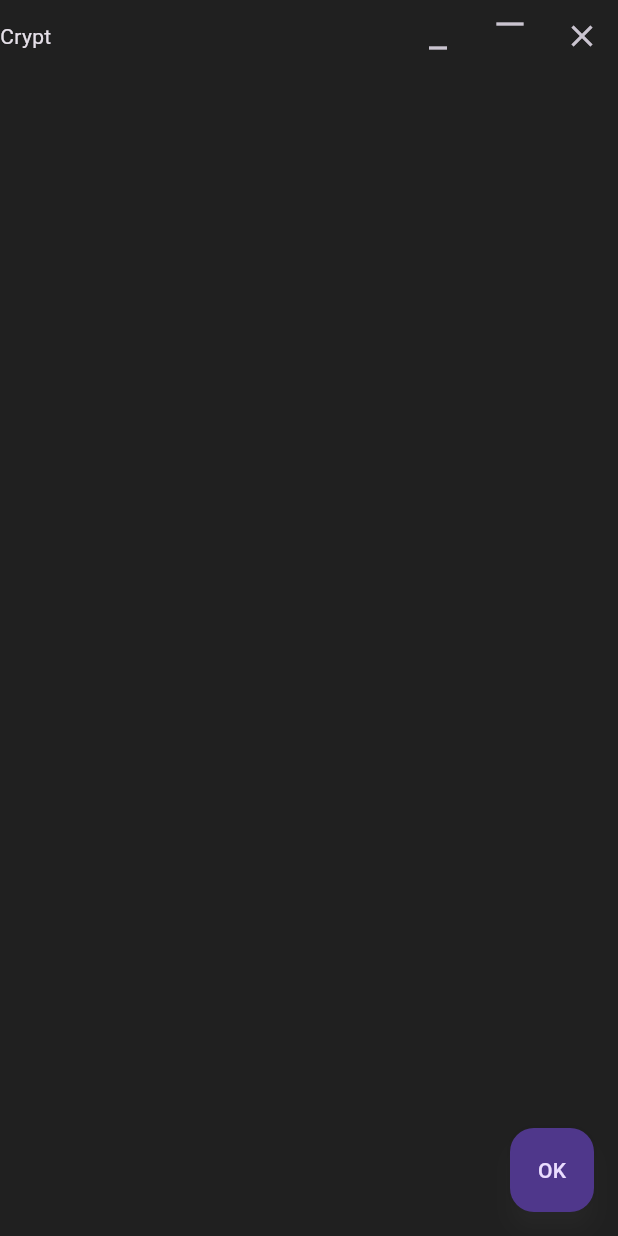
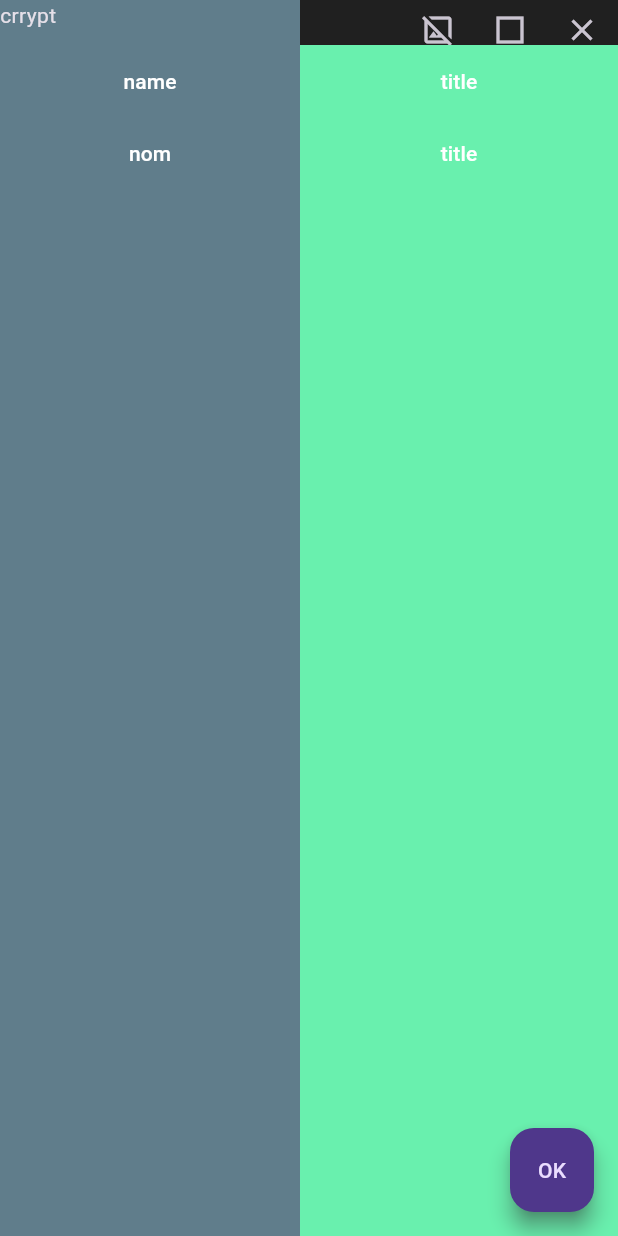
Before and after one commit to Guymaster/crypt, a Flutter app: the screen it shows after launch, on a phone screen of 412 x 824 dp. Run offline on Flutter 3.47's test engine with Material 3 defaults, Android fonts, the phone set to English and light mode, and no system bars; our stand-ins replace hive; missing offline and left inert: bitsdojo_window; accounts and stored records are empty.

Commit message:
Setting up structure

```diff
--- /dev/null
+++ b/lib/common/dimensions.dart
@@ -0,0 +1,6 @@
+import 'package:flutter/material.dart';
+
+abstract class MQ {
+  static double getHeight(BuildContext context) => MediaQuery.of(context).size.height;
+  static double getWidth(BuildContext context) => MediaQuery.of(context).size.width;
+}
--- a/lib/common/values.dart
+++ b/lib/common/values.dart
@@ -1,5 +1,8 @@
 const HIVE_COLL_NAME = "CRYPT_HIVE";
 const HIVE_BOX_NAME = "CRYPT_BOX";
+
+const WINDOW_HEADER_HEIGHT = 30;
+const WINDOW_SIDEBAR_WIDTH = 200;
 
 enum ItemMode {
   VIEW,
--- a/lib/models/file.model.dart
+++ b/lib/models/file.model.dart
@@ -3,13 +3,16 @@ import 'package:hive/hive.dart';
 @HiveType(typeId: 1)
 class File extends HiveObject {
   @HiveField(0)
+  String title;
+
+  @HiveField(1)
   String collection_name;
 
-  @HiveField(1)
+  @HiveField(2)
   String content;
 
   @HiveField(3)
   int timestamp = DateTime.timestamp().millisecondsSinceEpoch;
 
-  File(this.collection_name, this.content);
+  File(this.collection_name, this.title, this.content);
 }
--- /dev/null
+++ b/lib/pages/registry/components/collection-item.component.dart
@@ -0,0 +1,19 @@
+import 'package:crypt/models/collection.model.dart';
+import 'package:flutter/material.dart';
+
+class CollectionItem extends StatelessWidget {
+  Collection collection;
+  void Function(String name) onPressed;
+  CollectionItem({super.key, required this.onPressed, required this.collection});
+
+  @override
+  Widget build(BuildContext context) {
+    return TextButton(
+      onPressed: (){
+        onPressed(collection.name);
+      },
+      child: Text(collection.name)
+    );
+  }
+
+}
--- /dev/null
+++ b/lib/pages/registry/components/file-item.component.dart
@@ -0,0 +1,19 @@
+import 'package:flutter/material.dart';
+import 'package:crypt/models/file.model.dart';
+
+class FileItem extends StatelessWidget {
+  File file;
+  void Function(String name) onPressed;
+  FileItem({super.key, required this.onPressed, required this.file});
+
+  @override
+  Widget build(BuildContext context) {
+    return TextButton(
+        onPressed: (){
+          onPressed(file.title);
+        },
+        child: Text(file.title)
+    );
+  }
+
+}
--- a/lib/pages/registry/registry.page.dart
+++ b/lib/pages/registry/registry.page.dart
@@ -1,5 +1,12 @@
 import 'package:bitsdojo_window/bitsdojo_window.dart';
+import 'package:crypt/common/dimensions.dart';
+import 'package:crypt/common/values.dart';
+import 'package:crypt/pages/registry/components/collection-item.component.dart';
 import 'package:flutter/material.dart';
+
+import '../../models/collection.model.dart';
+import '../../models/file.model.dart';
+import 'components/file-item.component.dart';
 
 class RegistryPage extends StatefulWidget {
   const RegistryPage({super.key});
@@ -11,6 +18,22 @@ class RegistryPage extends StatefulWidget {
 }
 
 class RegistryPageState extends State<RegistryPage> {
+  List<Collection> collections = [
+    Collection("name"),
+    Collection("nom")
+  ];
+  List<File> files = [
+    File("collection_name", "title", "content"),
+    File("collection_name", "title", "content"),
+    File("collection_name", "title", "content"),
+  ];
+
+  @override
+  void initState(){
+    super.initState();
+  }
+
+
   @override
   Widget build(BuildContext context){
     return Scaffold(
@@ -21,26 +44,73 @@ class RegistryPageState extends State<RegistryPage> {
         child: Text("OK"),
       ),
       body: Container(
+        height: MQ.getHeight(context),
+        width: MQ.getWidth(context),
         child: Column(
           children: [
-            Row(
+            SizedBox(
+              height: WINDOW_HEADER_HEIGHT.toDouble(),
+              width: MQ.getWidth(context),
+              child: Row(
                 mainAxisAlignment: MainAxisAlignment.spaceBetween,
                 children: [
-                Text("Crypt"),
+                  Container(
+                    height: WINDOW_HEADER_HEIGHT.toDouble(),
+                    width: WINDOW_SIDEBAR_WIDTH.toDouble(),
+                    color: Colors.blueGrey,
+                    child: Text("crrypt"),
+                  ),
                   Row(
                     children: [
                       IconButton(onPressed: (){
                         appWindow.minimize();
-                    }, icon: const Icon(Icons.minimize)),
+                      }, icon: const Icon(Icons.hide_image_outlined)),
                       IconButton(onPressed: (){
                         appWindow.maximizeOrRestore();
-                    }, icon: const Icon(Icons.maximize)),
+                      }, icon: const Icon(Icons.square_outlined)),
                       IconButton(onPressed: (){
                         appWindow.close();
                       }, icon: const Icon(Icons.close)),
                     ],
                   )
                 ],
+              ),
+            ),
+            SizedBox(
+              height: MQ.getHeight(context) - WINDOW_HEADER_HEIGHT,
+              width: MQ.getWidth(context),
+              child: Row(
+                children: [
+                  Container(
+                    width: 200,
+                    height: MQ.getHeight(context) - WINDOW_HEADER_HEIGHT,
+                    color: Colors.blueGrey,
+                    child: ListView.builder(
+                      itemCount: collections.length,
+                      itemBuilder: (context, i) => CollectionItem(
+                        onPressed: (String name){
+                          //
+                        },
+                        collection: collections[i]
+                      ),
+                    ),
+                  ),
+                  Container(
+                    width: MQ.getWidth(context) - WINDOW_SIDEBAR_WIDTH,
+                    height: MQ.getHeight(context) - WINDOW_HEADER_HEIGHT,
+                    color: Colors.greenAccent,
+                    child: ListView.builder(
+                      itemCount: collections.length,
+                      itemBuilder: (context, i) => FileItem(
+                          onPressed: (String name){
+                            //
+                          },
+                          file: files[i],
+                      ),
+                    ),
+                  )
+                ],
+              ),
             )
           ],
         ),
```
Lines whose indentation alone changed are shown as unchanged.
